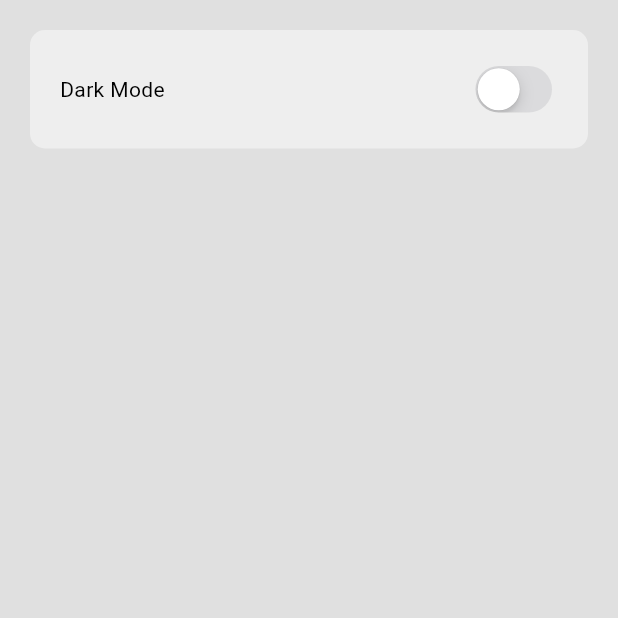
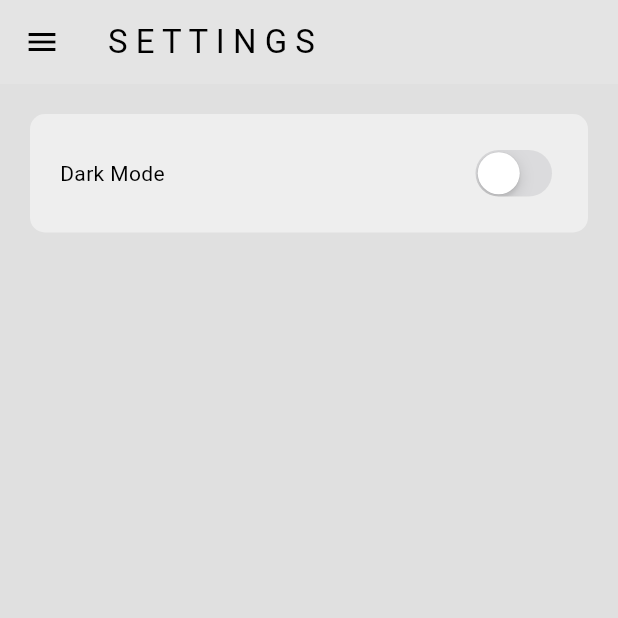
Before and after one commit to ZheerBarzan/project_zeta, a Flutter app: the screen it shows once a user with an empty profile is signed in, item 2 of the bottom bar chosen, in the side drawer, after a tap on "S E T T I N G S", on a phone screen of 412 x 824 dp, the top half of it. Run offline on Flutter 3.47's test engine with Material 3 defaults, Android fonts, the light colour scheme and no system bars; our stand-ins replace cloud_firestore, firebase_auth, firebase_core, google_nav_bar, google_sign_in; accounts and stored records are empty.

Commit message:
a bit of cleaning

```diff
--- a/lib/pages/home_page.dart
+++ b/lib/pages/home_page.dart
@@ -48,6 +48,12 @@ class _HomePageState extends State<HomePage> {
   @override
   Widget build(BuildContext context) {
     return Scaffold(
+      appBar: AppBar(
+        title: const Text("H O M E"),
+        backgroundColor: Theme.of(context).colorScheme.secondary,
+        elevation: 10,
+      ),
+      drawer: const MyDrawer(),
       body: Center(
         child: Column(
           children: [
@@ -119,7 +125,7 @@ class _HomePageState extends State<HomePage> {
             //Text("Logged in as ${currentUser.email!}"),
 
             const SizedBox(
-              height: 50,
+              height: 10,
             ),
           ],
         ),
--- a/lib/pages/nav_page.dart
+++ b/lib/pages/nav_page.dart
@@ -30,11 +30,6 @@ class _NavPageState extends State<NavPage> {
   @override
   Widget build(BuildContext context) {
     return Scaffold(
-      appBar: AppBar(
-        title: const Text("B U G K I L L"),
-        backgroundColor: Theme.of(context).colorScheme.secondary,
-        elevation: 10,
-      ),
       drawer: const MyDrawer(),
       body: pages[currentIndex],
       bottomNavigationBar: Container(
--- a/lib/pages/profile_page.dart
+++ b/lib/pages/profile_page.dart
@@ -1,10 +1,33 @@
 import 'package:flutter/material.dart';
+import 'package:project_bugkill/components/my_drawer.dart';
 
 class ProfilePage extends StatelessWidget {
   const ProfilePage({super.key});
 
   @override
   Widget build(BuildContext context) {
-    return const Placeholder();
+    return Scaffold(
+      appBar: AppBar(
+        title: const Text("P R O F I L E"),
+        backgroundColor: Theme.of(context).colorScheme.secondary,
+        elevation: 10,
+      ),
+      drawer: const MyDrawer(),
+      body: ListView(
+        children: const [
+          // user profile picture
+
+          // user name
+
+          // user email
+
+          //user details
+
+          //bio
+
+          //user posts
+        ],
+      ),
+    );
   }
 }
--- a/lib/pages/settings_page.dart
+++ b/lib/pages/settings_page.dart
@@ -1,5 +1,6 @@
 import 'package:flutter/cupertino.dart';
 import 'package:flutter/material.dart';
+import 'package:project_bugkill/components/my_drawer.dart';
 import 'package:project_bugkill/theme/theme_provider.dart';
 import 'package:provider/provider.dart';
 
@@ -9,6 +10,12 @@ class SettingsPage extends StatelessWidget {
   @override
   Widget build(BuildContext context) {
     return Scaffold(
+      appBar: AppBar(
+        title: const Text("S E T T I N G S"),
+        backgroundColor: Theme.of(context).colorScheme.secondary,
+        elevation: 10,
+      ),
+      drawer: const MyDrawer(),
       body: Container(
         padding: const EdgeInsets.all(20),
         margin: const EdgeInsets.all(20),
```
